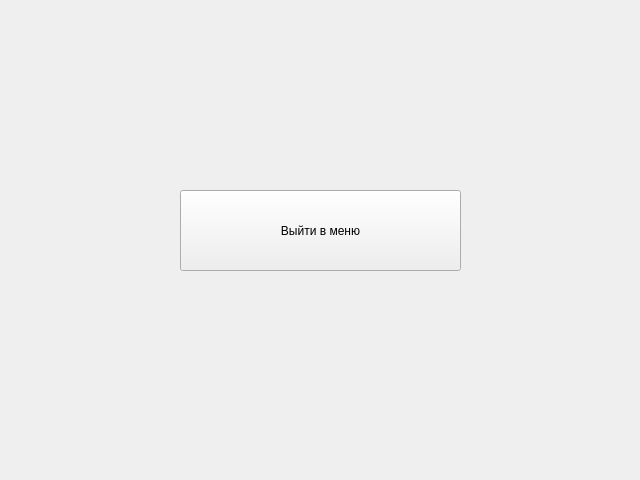
Before: the Qt Designer form forms/adminwindow.ui in He3HaK0MeZ/CourseProject, drawn with Qt 5.
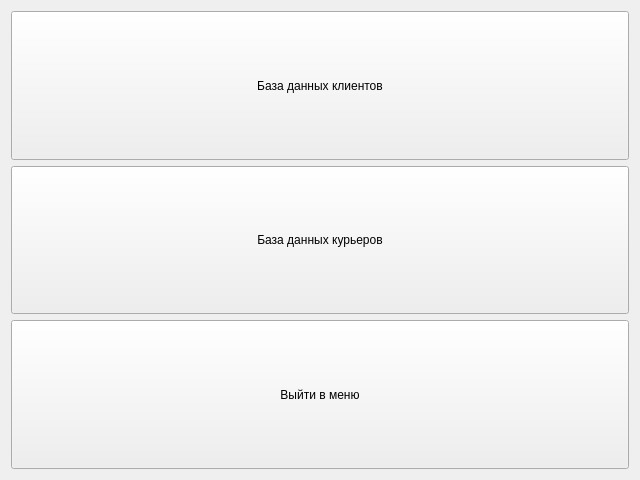
After: the same form once the commit is applied.

The edit to the form file:
```diff
--- a/forms/adminwindow.ui
+++ b/forms/adminwindow.ui
@@ -13,19 +13,47 @@
   <property name="windowTitle">
    <string>Меню администратора</string>
   </property>
+  <layout class="QVBoxLayout" name="verticalLayout">
+   <item>
   <widget class="QPushButton" name="pushButton">
-   <property name="geometry">
-    <rect>
-     <x>180</x>
-     <y>190</y>
-     <width>281</width>
-     <height>81</height>
-    </rect>
+     <property name="sizePolicy">
+      <sizepolicy hsizetype="Minimum" vsizetype="Preferred">
+       <horstretch>0</horstretch>
+       <verstretch>0</verstretch>
+      </sizepolicy>
+     </property>
+     <property name="text">
+      <string>База данных клиентов</string>
+     </property>
+    </widget>
+   </item>
+   <item>
+    <widget class="QPushButton" name="pushButton_2">
+     <property name="sizePolicy">
+      <sizepolicy hsizetype="Minimum" vsizetype="Preferred">
+       <horstretch>0</horstretch>
+       <verstretch>0</verstretch>
+      </sizepolicy>
+     </property>
+     <property name="text">
+      <string>База данных курьеров</string>
+     </property>
+    </widget>
+   </item>
+   <item>
+    <widget class="QPushButton" name="pushButton_3">
+     <property name="sizePolicy">
+      <sizepolicy hsizetype="Minimum" vsizetype="Preferred">
+       <horstretch>0</horstretch>
+       <verstretch>0</verstretch>
+      </sizepolicy>
    </property>
    <property name="text">
     <string>Выйти в меню</string>
    </property>
   </widget>
+   </item>
+  </layout>
  </widget>
  <resources/>
  <connections/>
```
Lines whose indentation alone changed are shown as unchanged.
